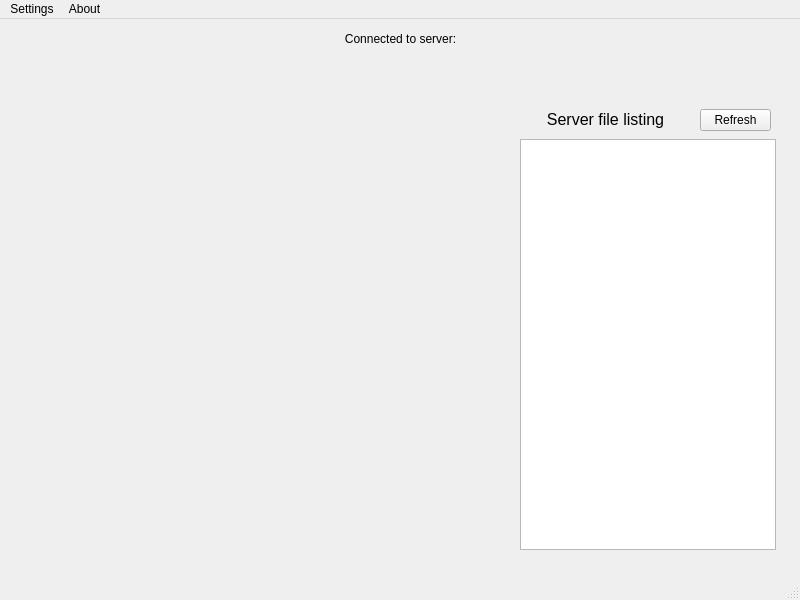
Above: InstantMusicClient/connectedwindow.ui from zeokav/InstantMusic before the change. Below: the same form after it.
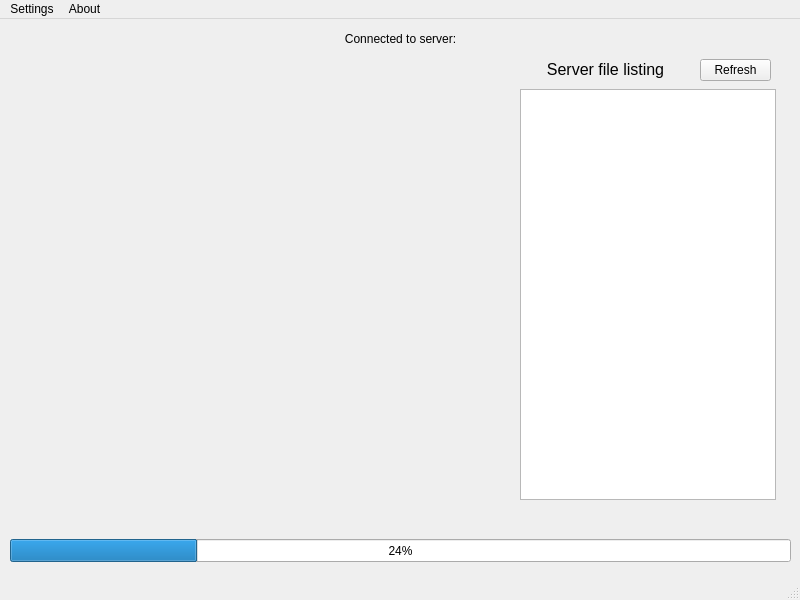
That is the form after the change.

Commit message: Plays music

Diff of the .ui file:
```diff
--- a/InstantMusicClient/connectedwindow.ui
+++ b/InstantMusicClient/connectedwindow.ui
@@ -18,7 +18,7 @@
     <property name="geometry">
      <rect>
       <x>520</x>
-      <y>120</y>
+      <y>70</y>
       <width>256</width>
       <height>411</height>
      </rect>
@@ -44,7 +44,7 @@
     <property name="geometry">
      <rect>
       <x>510</x>
-      <y>90</y>
+      <y>40</y>
       <width>191</width>
       <height>20</height>
      </rect>
@@ -65,7 +65,7 @@
     <property name="geometry">
      <rect>
       <x>700</x>
-      <y>90</y>
+      <y>40</y>
       <width>71</width>
       <height>22</height>
      </rect>
@@ -80,6 +80,19 @@
      <string>Refresh</string>
     </property>
    </widget>
+   <widget class="QProgressBar" name="progressBar">
+    <property name="geometry">
+     <rect>
+      <x>10</x>
+      <y>520</y>
+      <width>781</width>
+      <height>23</height>
+     </rect>
+    </property>
+    <property name="value">
+     <number>24</number>
+    </property>
+   </widget>
   </widget>
   <widget class="QMenuBar" name="menubar">
    <property name="geometry">
```
Left out of the diff: 2 changed lines with no effect on the pictures. The commit also changes 1 other file.
